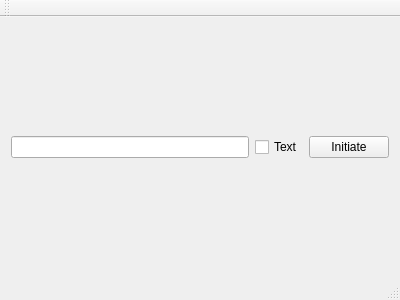
Baldurf/phos_dcs_3, file mainwindow.ui: the form before one commit.
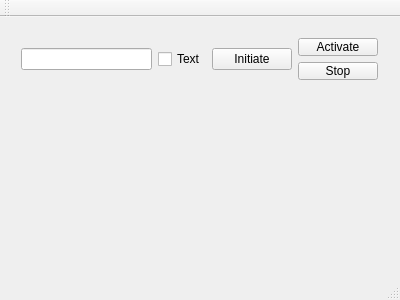
The form after the commit.

Commit message: Work done on 23.04.13. Mainly work done in main window trying to find out about how to send binary using feeserver-ctrl.

```diff
--- a/mainwindow.ui
+++ b/mainwindow.ui
@@ -14,6 +14,15 @@
    <string>MainWindow</string>
   </property>
   <widget class="QWidget" name="centralWidget">
+   <widget class="QWidget" name="">
+    <property name="geometry">
+     <rect>
+      <x>10</x>
+      <y>10</y>
+      <width>379</width>
+      <height>64</height>
+     </rect>
+    </property>
    <layout class="QHBoxLayout" name="horizontalLayout">
     <item>
      <widget class="QLineEdit" name="lineEdit"/>
@@ -32,7 +41,26 @@
       </property>
      </widget>
     </item>
-   </layout>
+     <item>
+      <layout class="QVBoxLayout" name="verticalLayout">
+       <item>
+        <widget class="QPushButton" name="pushButton_2">
+         <property name="text">
+          <string>Activate</string>
+         </property>
+        </widget>
+       </item>
+       <item>
+        <widget class="QPushButton" name="pushButton_3">
+         <property name="text">
+          <string>Stop</string>
+         </property>
+        </widget>
+       </item>
+      </layout>
+     </item>
+    </layout>
+   </widget>
   </widget>
   <widget class="QMenuBar" name="menuBar">
    <property name="geometry">
```
Lines whose indentation alone changed are shown as unchanged. The commit also changes 5 other files.
